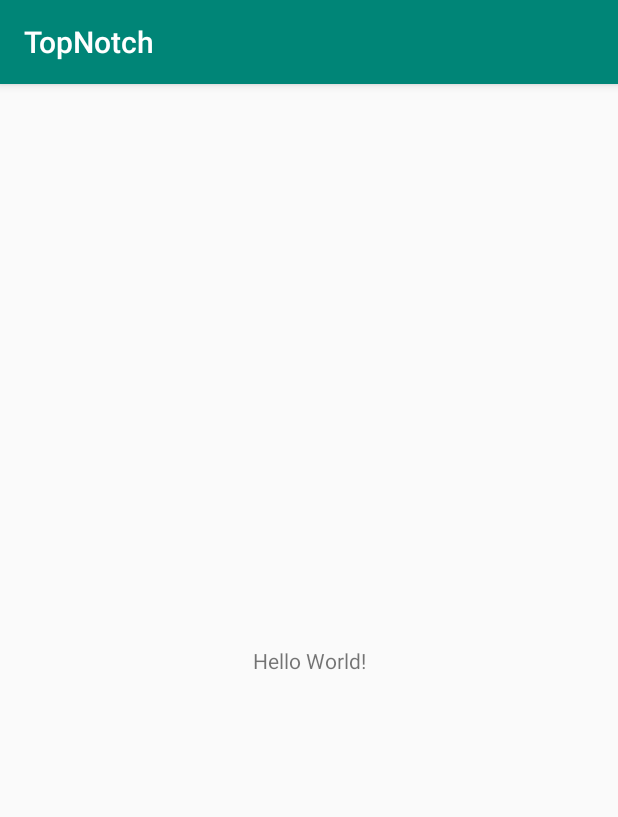
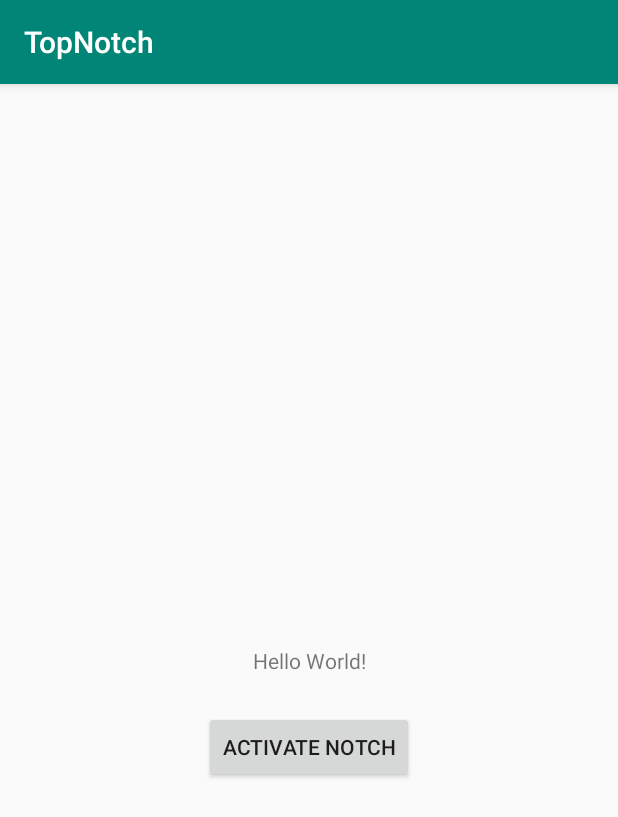
Before and after one commit to michaelschattgen/topnotch, an Android app: the screen it shows after launch (MainActivity), on a phone screen of 412 x 824 dp. Shown: the top 817 px of the screen. Run offline under Robolectric (Android 15) with nearby library versions, the phone set to English and light mode, and no system bars.

Commit message:
Added way to start NotchService

```diff
--- a/app/src/main/java/me/schattgen/topnotch/MainActivity.java
+++ b/app/src/main/java/me/schattgen/topnotch/MainActivity.java
@@ -6,11 +6,15 @@ import android.os.Build;
 import android.provider.Settings;
 import android.support.v7.app.AppCompatActivity;
 import android.os.Bundle;
+import android.view.View;
+import android.widget.Button;
 import android.widget.Toast;
 
 public class MainActivity extends AppCompatActivity {
 
     private static final int REQUEST_CODE = 1;
+
+    private Button button;
 
     @Override
     protected void onCreate(Bundle savedInstanceState) {
@@ -20,7 +24,24 @@ public class MainActivity extends AppCompatActivity {
         if (!hasPermission())
         {
             getDrawOverlayPermission();
+        } else {
+
         }
+
+        button = findViewById(R.id.buttonNotch);
+        button.setOnClickListener(new View.OnClickListener() {
+            @Override
+            public void onClick(View v) {
+                launchNotchService();
+            }
+        });
+    }
+
+    private void launchNotchService() {
+        Intent notchService = new Intent(this, NotchService.class);
+        startService(notchService);
+
+        finish();
     }
 
     public boolean hasPermission() {
@@ -49,7 +70,7 @@ public class MainActivity extends AppCompatActivity {
 
         if (requestCode == REQUEST_CODE) {
             if(hasPermission()){
-                // Success
+                launchNotchService();
             }
             else {
                 // No permission
--- a/app/src/main/res/layout/activity_main.xml
+++ b/app/src/main/res/layout/activity_main.xml
@@ -7,6 +7,7 @@
     tools:context=".MainActivity">
 
     <TextView
+        android:id="@+id/textView"
         android:layout_width="wrap_content"
         android:layout_height="wrap_content"
         android:text="Hello World!"
@@ -15,4 +16,16 @@
         app:layout_constraintRight_toRightOf="parent"
         app:layout_constraintTop_toTopOf="parent" />
 
+    <Button
+        android:id="@+id/buttonNotch"
+        android:layout_width="wrap_content"
+        android:layout_height="wrap_content"
+        android:layout_marginStart="8dp"
+        android:layout_marginTop="24dp"
+        android:layout_marginEnd="8dp"
+        android:text="Activate notch"
+        app:layout_constraintEnd_toEndOf="parent"
+        app:layout_constraintStart_toStartOf="parent"
+        app:layout_constraintTop_toBottomOf="@+id/textView" />
+
 </android.support.constraint.ConstraintLayout>
```
